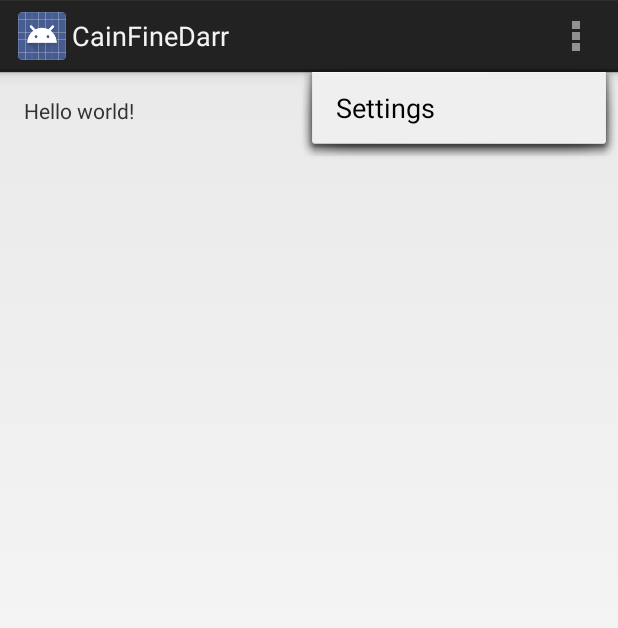
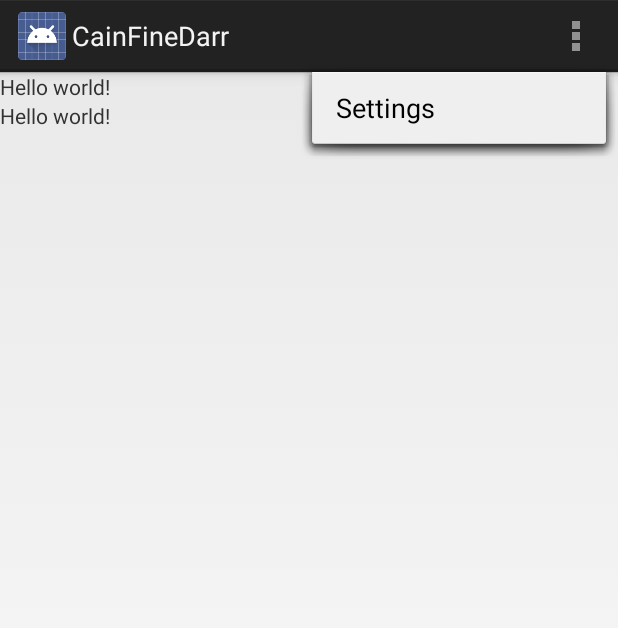
Before and after one commit to CodiBurley/CainFineDarr, an Android app: the screen it shows after launch (MainActivity), with the options menu open, on a phone screen of 412 x 824 dp. Shown: the top 628 px of the screen. Run offline under Robolectric (Android 15) with nearby library versions, the phone set to English and light mode, and no system bars.

Commit message:
Basic location being accuired

```diff
--- a/app/src/main/java/com/acm/cainfinedarr/MainActivity.java
+++ b/app/src/main/java/com/acm/cainfinedarr/MainActivity.java
@@ -1,19 +1,78 @@
 package com.acm.cainfinedarr;
 
 import android.app.Activity;
+import android.location.Location;
 import android.os.Bundle;
 import android.view.Menu;
 import android.view.MenuItem;
+import android.widget.TextView;
+import android.widget.Toast;
+
+import com.google.android.gms.common.ConnectionResult;
+import com.google.android.gms.common.api.GoogleApiClient;
+import com.google.android.gms.location.LocationServices;
+
+import java.text.BreakIterator;
 
 
-public class MainActivity extends Activity {
+public class MainActivity extends Activity implements
+        GoogleApiClient.ConnectionCallbacks, GoogleApiClient.OnConnectionFailedListener {
+
+    GoogleApiClient mGoogleApiClient;
+    private Location mLastLocation;
+
+    private TextView mLatitudeText;
+    private TextView mLongitudeText;
 
     @Override
     protected void onCreate(Bundle savedInstanceState) {
         super.onCreate(savedInstanceState);
         setContentView(R.layout.activity_main);
+        this.initVars();
+
+        buildGoogleApiClient();
+        mGoogleApiClient.connect();
     }
 
+    protected synchronized void buildGoogleApiClient() {
+        mGoogleApiClient = new GoogleApiClient.Builder(this)
+                .addConnectionCallbacks(this)
+                .addOnConnectionFailedListener(this)
+                .addApi(LocationServices.API)
+                .build();
+    }
+
+    protected void initVars() {
+        mLatitudeText = (TextView) findViewById(R.id.latitude_text);
+        mLongitudeText = (TextView) findViewById(R.id.longitude_text);
+    }
+
+    /************** Implemented methods ****************************/
+    @Override
+    public void onConnected(Bundle connectionHint) {
+        Toast t = Toast.makeText(this,"onConnected ran", Toast.LENGTH_LONG);
+        t.show();
+        mLastLocation = LocationServices.FusedLocationApi.getLastLocation(
+                mGoogleApiClient);
+        if (mLastLocation != null) {
+            mLatitudeText.setText(String.valueOf(mLastLocation.getLatitude()));
+            mLongitudeText.setText(String.valueOf(mLastLocation.getLongitude()));
+        }
+    }
+
+    @Override
+    public void onConnectionSuspended(int i) {
+        Toast t = Toast.makeText(this,"Connection Suspended",Toast.LENGTH_LONG);
+        t.show();
+    }
+
+    @Override
+    public void onConnectionFailed(ConnectionResult connectionResult) {
+        Toast t = Toast.makeText(this, "Connection Failed", Toast.LENGTH_LONG);
+        t.show();
+    }
+
+    /******* End Implemented Methods ******************************/
 
     @Override
     public boolean onCreateOptionsMenu(Menu menu) {
@@ -33,4 +92,5 @@ public class MainActivity extends Activity {
         }
         return super.onOptionsItemSelected(item);
     }
+
 }
--- a/app/src/main/res/layout/activity_main.xml
+++ b/app/src/main/res/layout/activity_main.xml
@@ -1,16 +1,19 @@
-<RelativeLayout xmlns:android="http://schemas.android.com/apk/res/android"
-    xmlns:tools="http://schemas.android.com/tools"
-    android:layout_width="match_parent"
-    android:layout_height="match_parent"
-    android:paddingLeft="@dimen/activity_horizontal_margin"
-    android:paddingRight="@dimen/activity_horizontal_margin"
-    android:paddingTop="@dimen/activity_vertical_margin"
-    android:paddingBottom="@dimen/activity_vertical_margin"
-    tools:context=".MainActivity">
+<?xml version="1.0" encoding="utf-8"?>
+
+<LinearLayout xmlns:android="http://schemas.android.com/apk/res/android"
+    android:orientation="vertical" android:layout_width="match_parent"
+    android:layout_height="match_parent">
 
     <TextView
         android:text="@string/hello_world"
         android:layout_width="wrap_content"
-        android:layout_height="wrap_content" />
+        android:layout_height="wrap_content"
+        android:id="@+id/latitude_text"/>
 
-</RelativeLayout>
+    <TextView
+        android:text="@string/hello_world"
+        android:layout_width="wrap_content"
+        android:layout_height="wrap_content"
+        android:id="@+id/longitude_text"/>
+
+</LinearLayout>
```
